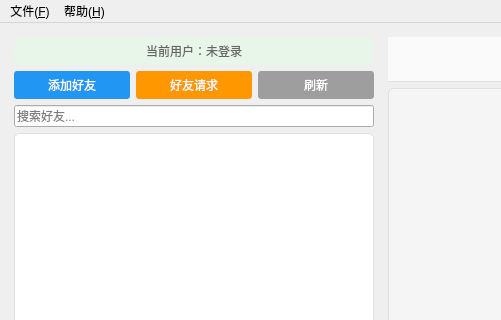
Before: the Qt Designer form mainwindow.ui in wuhu503/IMSystem, drawn with Qt 5; both pictures show x 0 to 501 and y 0 to 320 of the 1000 by 700 pixel window.
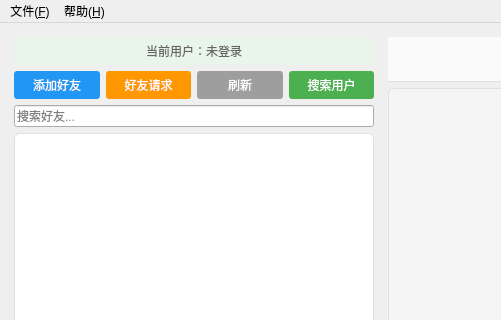
After: the same form once the commit is applied.

Commit message:
feat: 好友请求通知、搜索用户接入与体验修复
服务端：
- 新增 NTF_FRIEND_REQUEST/NTF_FRIEND_ACCEPTED 推送：添加好友成功后通知对方，
  好友请求被接受后通知请求方（目标在线才推送，离线请求仍入库）
- 踢人时立即清空旧连接的 token 与 userId，闭合断开前窗口期的认证竞态

客户端：
- 接通"搜索用户"功能：新增按钮、结果可选、选中即自动发送添加请求
- 好友请求按钮支持红点：收到新请求推送点亮，打开列表后消失；
  登录后静默拉取一次已有待处理请求并点亮红点
- 收到好友请求被接受通知后自动刷新好友列表，无需手动刷新
- 消息未读红点改为头像右下角徽标（QListWidgetItem 不支持富文本，
  原 HTML 方案会原样显示标签）
- 发送消息改为 ACK 确认后上屏：按 sequence 匹配，失败不残留气泡；
  退出登录/断线时清空待确认消息
- 注册对话框沿用登录框填写的服务器地址/端口
  （新增 TcpClient::setServerAddress）

清理：
- 删除未使用的 Utils::verifyPassword/formatTimestamp/currentDateTime
- 删除 tcpclient.cpp 中多余空行

What changed in the file:
```diff
--- a/mainwindow.ui
+++ b/mainwindow.ui
@@ -121,6 +121,26 @@
             </property>
            </widget>
           </item>
+          <item>
+           <widget class="QPushButton" name="searchUserBtn">
+            <property name="text">
+             <string>搜索用户</string>
+            </property>
+            <property name="styleSheet">
+             <string notr="true">QPushButton {
+    background-color: #4CAF50;
+    color: white;
+    border: none;
+    border-radius: 3px;
+    padding: 5px;
+    font-size: 12px;
+}
+QPushButton:hover {
+    background-color: #43A047;
+}</string>
+            </property>
+           </widget>
+          </item>
          </layout>
         </item>
         <item>
```
The commit also changes 10 other files.
